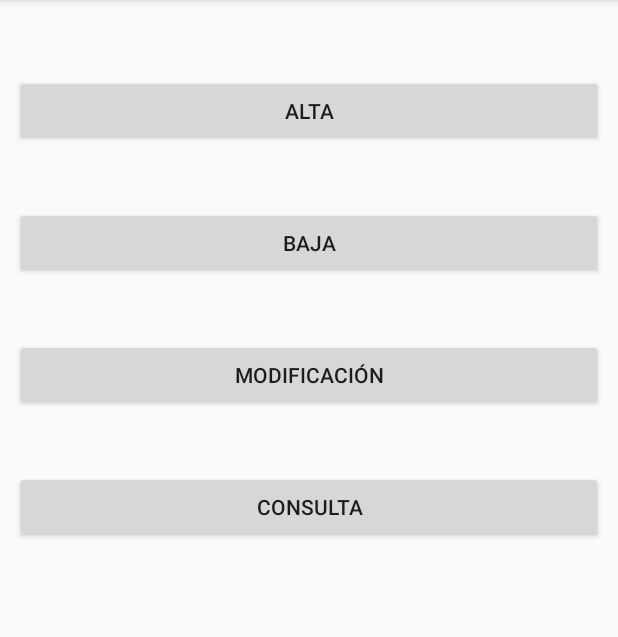
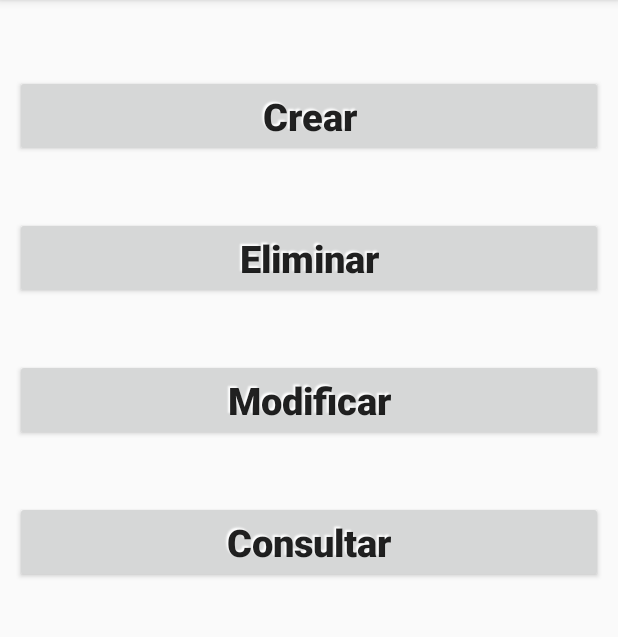
Before and after one commit to jlsoriano86/Protectora, an Android app: the AnimalesActivity screen opened directly, with no data from a screen before it, on a phone screen of 412 x 824 dp, the part 84-721 px from its top. Run offline under Robolectric (Android 15) with nearby library versions, the phone set to English and light mode, and no system bars.

Commit message:
Cambios en el diseño

```diff
--- a/app/src/main/AndroidManifest.xml
+++ b/app/src/main/AndroidManifest.xml
@@ -11,7 +11,6 @@
         android:roundIcon="@mipmap/ic_launcher_round"
         android:supportsRtl="true"
         android:theme="@style/AppTheme">
-        <activity android:name=".TratamientosActivity"></activity>
         <activity android:name=".AltaAnimalesActivity" />
         <activity android:name=".AnimalesActivity" />
         <activity android:name=".TareasActivity" />
--- a/app/src/main/res/layout/activity_animales.xml
+++ b/app/src/main/res/layout/activity_animales.xml
@@ -13,26 +13,54 @@
         android:layout_width="match_parent"
         android:layout_height="wrap_content"
         android:layout_marginTop="40dp"
-        android:text="ALTA" />
+        android:textSize="25sp"
+        android:text="Crear"
+        android:textStyle="bold"
+        android:shadowColor="@color/text_shadow_white"
+        android:shadowDx="-2"
+        android:shadowDy="-2"
+        android:shadowRadius="1"
+        android:textAllCaps="false" />
 
     <Button
-        android:id="@+id/button2"
+        android:id="@+id/btnBajaAnimales"
         android:layout_width="match_parent"
         android:layout_height="wrap_content"
         android:layout_marginTop="40dp"
-        android:text="BAJA" />
+        android:textSize="25sp"
+        android:textStyle="bold"
+        android:shadowColor="@color/text_shadow_white"
+        android:shadowDx="-2"
+        android:shadowDy="-2"
+        android:shadowRadius="1"
+        android:textAllCaps="false"
+        android:text="Eliminar" />
 
     <Button
-        android:id="@+id/button3"
+        android:id="@+id/btnModificarAnimales"
         android:layout_width="match_parent"
         android:layout_height="wrap_content"
         android:layout_marginTop="40dp"
-        android:text="MODIFICACIÓN" />
+        android:textSize="25sp"
+        android:textStyle="bold"
+        android:shadowColor="@color/text_shadow_white"
+        android:shadowDx="-2"
+        android:shadowDy="-2"
+        android:shadowRadius="1"
+        android:textAllCaps="false"
+        android:text="Modificar" />
 
     <Button
-        android:id="@+id/button4"
+        android:id="@+id/btnConsultarAnimales"
         android:layout_width="match_parent"
         android:layout_height="wrap_content"
         android:layout_marginTop="40dp"
-        android:text="CONSULTA" />
+        android:textSize="25sp"
+        android:textStyle="bold"
+        android:shadowColor="@color/text_shadow_white"
+        android:shadowDx="-2"
+        android:shadowDy="-2"
+        android:shadowRadius="1"
+        android:textAllCaps="false"
+        android:text="Consultar" />
 </LinearLayout>
--- a/app/src/main/res/values/colors.xml
+++ b/app/src/main/res/values/colors.xml
@@ -3,4 +3,8 @@
     <color name="colorPrimary">#008577</color>
     <color name="colorPrimaryDark">#00574B</color>
     <color name="colorAccent">#D81B60</color>
+    <color name="light_font">#FBFBFB</color>
+    <color name="grey_font">#ff9e9e9e</color>
+    <color name="text_shadow">#7F000000</color>
+    <color name="text_shadow_white">#FFFFFF</color>
 </resources>
```
Also changed, not shown: app/src/main/java/com/example/protectora/Principal.java (+1 -8 lines), app/src/main/java/com/example/protectora/TratamientosActivity.java (deleted, +0 -13 lines), app/src/main/res/layout/activity_principal.xml (+6 -13 lines), app/src/main/res/layout/activity_tratamientos.xml (deleted, +0 -97 lines), app/src/main/res/drawable/animales.jpg, app/src/main/res/drawable/logo.png, app/src/main/res/drawable/tareas.jpg.
